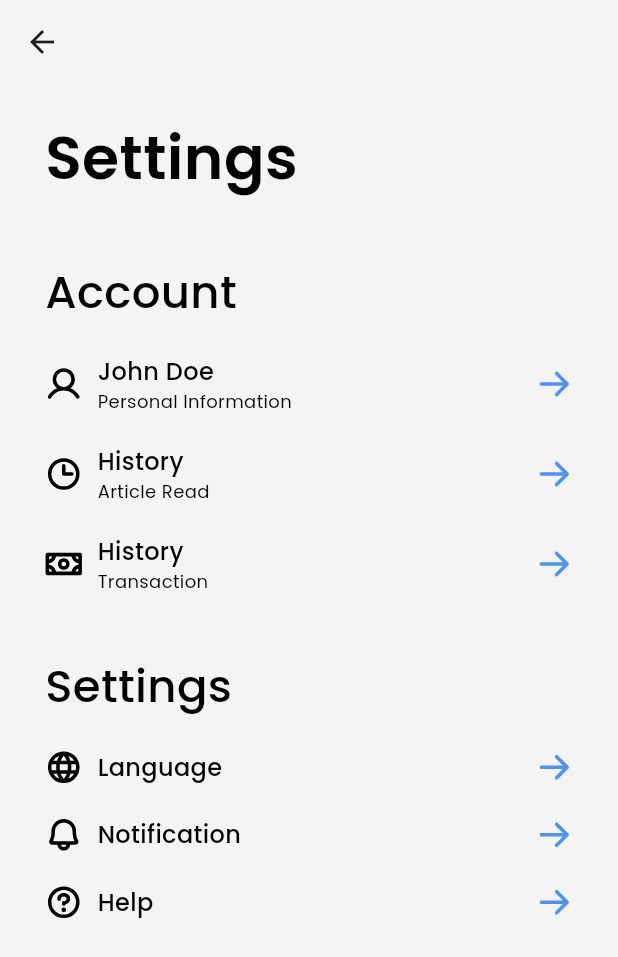
After one commit to radityafadh/sehatsaja-mob, a Flutter app: the SettingPage screen opened by its route, on a phone screen of 412 x 824 dp. The commit adds this screen. Shown: the top 957 px of the screen. Run offline on Flutter 3.47's test engine with Material 3 defaults, Android fonts, the phone set to English and light mode, and no system bars; our stand-ins replace flutter_svg, get, google_fonts, phosphor_flutter, table_calendar.

Commit message:
Push pemilihan dokter dan setting

```diff
--- a/frontend/lib/main.dart
+++ b/frontend/lib/main.dart
@@ -8,6 +8,9 @@ import 'package:frontend/pages/home_page.dart';
 import 'package:frontend/pages/medicine_detail_page.dart';
 import 'package:frontend/pages/news_detail_page.dart';
 import 'package:frontend/pages/medicine_add_page.dart';
+import 'package:frontend/pages/pick_doctor_page.dart';
+import 'package:frontend/pages/detail_doctor_page.dart';
+import 'package:frontend/pages/setting_page.dart';
 
 void main() {
   runApp(const MyApp());
@@ -31,6 +34,9 @@ class MyApp extends StatelessWidget {
         GetPage(name: '/pick-medicine', page: () => MedicinePickPage()),
         GetPage(name: '/add-medicine', page: () => MedicineAddPage()),
         GetPage(name: '/detail-news', page: () => NewsDetailPage()),
+        GetPage(name: '/pick-doctor', page: () => PickDoctorPage()),
+        GetPage(name: '/detail-doctor', page: () => DetailDoctorPage()),
+        GetPage(name: '/setting', page: () => SettingPage()),
       ],
     );
   }
--- /dev/null
+++ b/frontend/lib/pages/setting_page.dart
@@ -0,0 +1,250 @@
+import 'package:flutter/material.dart';
+import 'package:google_fonts/google_fonts.dart';
+import 'package:frontend/shared/theme.dart';
+import 'package:phosphor_flutter/phosphor_flutter.dart';
+
+class SettingPage extends StatelessWidget {
+  const SettingPage({super.key});
+
+  @override
+  Widget build(BuildContext context) {
+    return Scaffold(
+      backgroundColor: lightGreyColor,
+      appBar: AppBar(
+        title: Text(
+          '',
+          style: GoogleFonts.poppins(
+            fontSize: 16,
+            fontWeight: bold,
+            color: lightGreyColor,
+          ),
+        ),
+        backgroundColor: lightGreyColor,
+      ),
+      body: Padding(
+        padding: const EdgeInsets.symmetric(horizontal: 30.0, vertical: 20.0),
+        child: Column(
+          crossAxisAlignment: CrossAxisAlignment.start,
+          children: [
+            Text(
+              'Settings',
+              style: GoogleFonts.poppins(
+                fontSize: 40,
+                fontWeight: semiBold,
+                color: blackColor,
+              ),
+            ),
+            const SizedBox(height: 40.0),
+            Text(
+              'Account',
+              style: GoogleFonts.poppins(
+                fontSize: 30,
+                fontWeight: medium,
+                color: blackColor,
+              ),
+            ),
+            const SizedBox(height: 20.0),
+            Row(
+              children: [
+                PhosphorIcon(
+                  PhosphorIconsBold.user,
+                  color: blackColor,
+                  size: 25.0,
+                ),
+                const SizedBox(width: 10.0),
+                Column(
+                  crossAxisAlignment: CrossAxisAlignment.start,
+                  children: [
+                    Text(
+                      'John Doe',
+                      style: GoogleFonts.poppins(
+                        fontSize: 16,
+                        fontWeight: medium,
+                        color: blackColor,
+                      ),
+                    ),
+                    Text(
+                      'Personal Information',
+                      style: GoogleFonts.poppins(
+                        fontSize: 12,
+                        fontWeight: regular,
+                        color: blackColor,
+                      ),
+                    ),
+                  ],
+                ),
+                const Spacer(),
+                PhosphorIcon(
+                  PhosphorIconsBold.arrowRight,
+                  color: primaryColor,
+                  size: 25.0,
+                ),
+              ],
+            ),
+            const SizedBox(height: 20.0),
+            Row(
+              children: [
+                PhosphorIcon(
+                  PhosphorIconsBold.clock,
+                  color: blackColor,
+                  size: 25.0,
+                ),
+                const SizedBox(width: 10.0),
+                Column(
+                  crossAxisAlignment: CrossAxisAlignment.start,
+                  children: [
+                    Text(
+                      'History',
+                      style: GoogleFonts.poppins(
+                        fontSize: 16,
+                        fontWeight: medium,
+                        color: blackColor,
+                      ),
+                    ),
+                    Text(
+                      'Article Read',
+                      style: GoogleFonts.poppins(
+                        fontSize: 12,
+                        fontWeight: regular,
+                        color: blackColor,
+                      ),
+                    ),
+                  ],
+                ),
+                const Spacer(),
+                PhosphorIcon(
+                  PhosphorIconsBold.arrowRight,
+                  color: primaryColor,
+                  size: 25.0,
+                ),
+              ],
+            ),
+            const SizedBox(height: 20.0),
+            Row(
+              children: [
+                PhosphorIcon(
+                  PhosphorIconsBold.money,
+                  color: blackColor,
+                  size: 25.0,
+                ),
+                const SizedBox(width: 10.0),
+                Column(
+                  crossAxisAlignment: CrossAxisAlignment.start,
+                  children: [
+                    Text(
+                      'History',
+                      style: GoogleFonts.poppins(
+                        fontSize: 16,
+                        fontWeight: medium,
+                        color: blackColor,
+                      ),
+                    ),
+                    Text(
+                      'Transaction',
+                      style: GoogleFonts.poppins(
+                        fontSize: 12,
+                        fontWeight: regular,
+                        color: blackColor,
+                      ),
+                    ),
+                  ],
+                ),
+                const Spacer(),
+                PhosphorIcon(
+                  PhosphorIconsBold.arrowRight,
+                  color: primaryColor,
+                  size: 25.0,
+                ),
+              ],
+            ),
+            const SizedBox(height: 40.0),
+            Text(
+              'Settings',
+              style: GoogleFonts.poppins(
+                fontSize: 30,
+                fontWeight: medium,
+                color: blackColor,
+              ),
+            ),
+            const SizedBox(height: 20.0),
+            Row(
+              children: [
+                PhosphorIcon(
+                  PhosphorIconsBold.globe,
+                  color: blackColor,
+                  size: 25.0,
+                ),
+                const SizedBox(width: 10.0),
+                Text(
+                  'Language',
+                  style: GoogleFonts.poppins(
+                    fontSize: 16,
+                    fontWeight: medium,
+                    color: blackColor,
+                  ),
+                ),
+
+                const Spacer(),
+                PhosphorIcon(
+                  PhosphorIconsBold.arrowRight,
+                  color: primaryColor,
+                  size: 25.0,
+                ),
+              ],
+            ),
+            const SizedBox(height: 20.0),
+            Row(
+              children: [
+                PhosphorIcon(
+                  PhosphorIconsBold.bell,
+                  color: blackColor,
+                  size: 25.0,
+                ),
+                const SizedBox(width: 10.0),
+                Text(
+                  'Notification',
+                  style: GoogleFonts.poppins(
+                    fontSize: 16,
+                    fontWeight: medium,
+                    color: blackColor,
+                  ),
+                ),
+                const Spacer(),
+                PhosphorIcon(
+                  PhosphorIconsBold.arrowRight,
+                  color: primaryColor,
+                  size: 25.0,
+                ),
+              ],
+            ),
+            const SizedBox(height: 20.0),
+            Row(
+              children: [
+                PhosphorIcon(
+                  PhosphorIconsBold.question,
+                  color: blackColor,
+                  size: 25.0,
+                ),
+                const SizedBox(width: 10.0),
+                Text(
+                  'Help',
+                  style: GoogleFonts.poppins(
+                    fontSize: 16,
+                    fontWeight: medium,
+                    color: blackColor,
+                  ),
+                ),
+                const Spacer(),
+                PhosphorIcon(
+                  PhosphorIconsBold.arrowRight,
+                  color: primaryColor,
+                  size: 25.0,
+                ),
+              ],
+            ),
+          ],
+        ),
+      ),
+    );
+  }
+}
--- a/frontend/lib/widgets/cardobat.dart
+++ b/frontend/lib/widgets/cardobat.dart
@@ -7,8 +7,7 @@ class Cardobat extends StatelessWidget {
   final String name;
   final String shape;
   final String dose;
-  final String
-  detailPageRoute; // Menambahkan parameter untuk route halaman detail
+  final String detailPageRoute;
 
   const Cardobat({
     Key? key,
@@ -16,7 +15,7 @@ class Cardobat extends StatelessWidget {
     required this.name,
     required this.shape,
     required this.dose,
-    required this.detailPageRoute, // Menambahkan parameter ini
+    required this.detailPageRoute,
   }) : super(key: key);
 
   @override
@@ -25,7 +24,6 @@ class Cardobat extends StatelessWidget {
 
     return TextButton(
       onPressed: () {
-        // Menggunakan Get untuk pindah halaman
         Get.toNamed(detailPageRoute);
       },
       style: TextButton.styleFrom(
--- a/frontend/lib/widgets/navbar.dart
+++ b/frontend/lib/widgets/navbar.dart
@@ -5,6 +5,7 @@ import 'package:phosphor_flutter/phosphor_flutter.dart';
 import 'package:get/get.dart';
 import 'package:frontend/pages/medicine_pick_page.dart';
 import 'package:frontend/pages/home_page.dart';
+import 'package:frontend/pages/pick_doctor_page.dart';
 
 class CustomBottomNavigationBar extends StatelessWidget {
   final int currentIndex;
@@ -49,7 +50,10 @@ class CustomBottomNavigationBar extends StatelessWidget {
             ),
           ),
           IconButton(
-            onPressed: () => onItemTapped(2),
+            onPressed: () {
+              onItemTapped(2);
+              Get.to(() => PickDoctorPage());
+            },
             icon: PhosphorIcon(
               PhosphorIconsRegular.stethoscope,
               size: 35.0,
```
Also changed, not shown: frontend/lib/pages/detail_doctor_page.dart (added, +82 -0 lines), frontend/lib/pages/home_page.dart (+5 -3 lines), frontend/lib/pages/pick_doctor_page.dart (added, +102 -0 lines), frontend/lib/pages/splash_page.dart (+12 -7 lines), frontend/lib/widgets/carddoctor.dart (added, +88 -0 lines).
